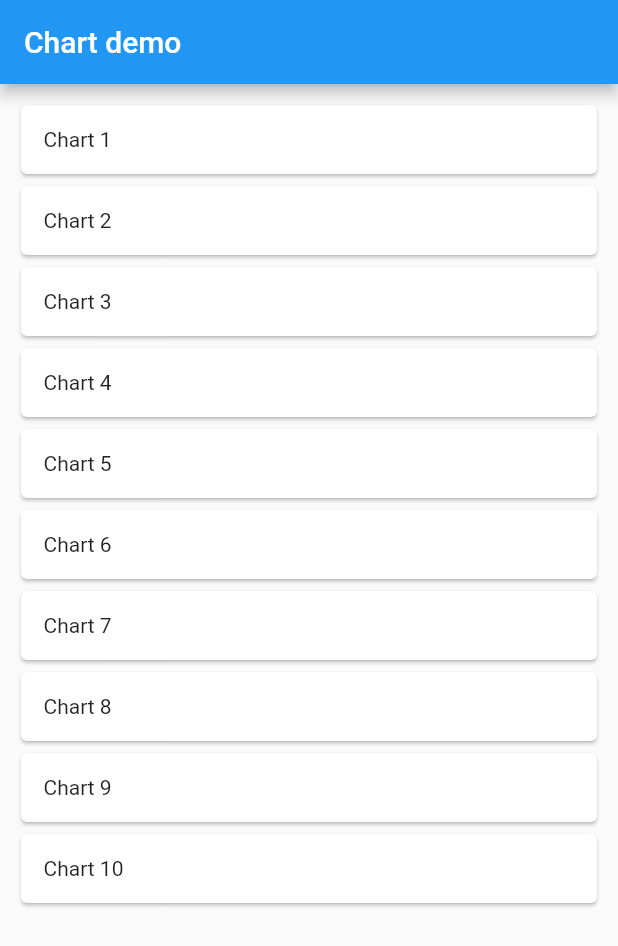
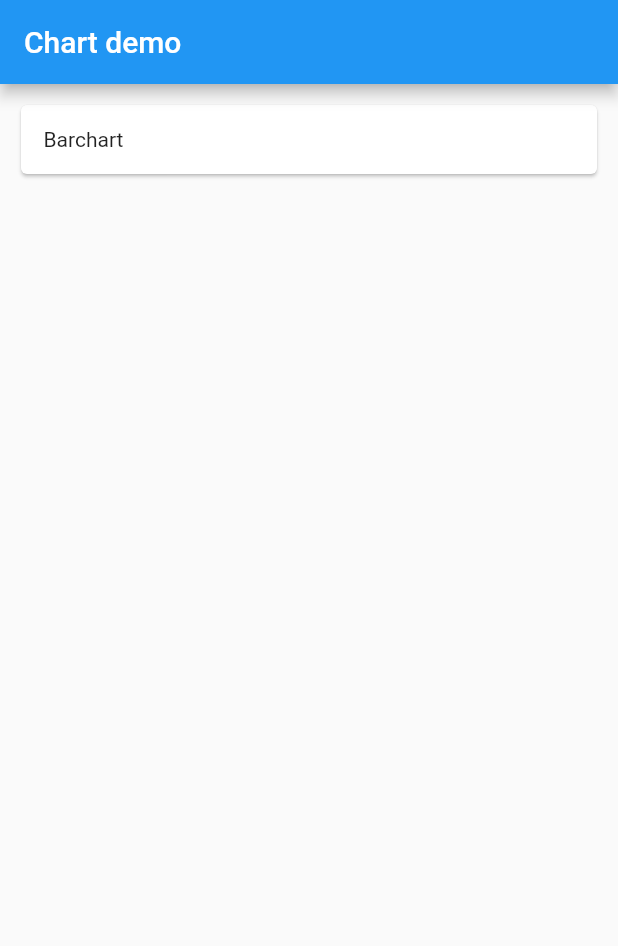
Before and after one commit to NTHungFitHcmus/chart, a Flutter app: the screen it shows after launch, on a phone screen of 412 x 824 dp. Shown: the top 946 px of the screen. Run offline on Flutter 3.47's test engine with Material 2 defaults, Android fonts, the phone set to English and light mode, and no system bars.

Commit message:
init barchart

```diff
--- a/chart_demo/lib/data/list_chart_data.dart
+++ b/chart_demo/lib/data/list_chart_data.dart
@@ -5,15 +5,6 @@ class ListChartModel {
 }
 
 List lstChart = [
-  ListChartModel(title: "Chart 1"),
-  ListChartModel(title: "Chart 2"),
-  ListChartModel(title: "Chart 3"),
-  ListChartModel(title: "Chart 4"),
-  ListChartModel(title: "Chart 5"),
-  ListChartModel(title: "Chart 6"),
-  ListChartModel(title: "Chart 7"),
-  ListChartModel(title: "Chart 8"),
-  ListChartModel(title: "Chart 9"),
-  ListChartModel(title: "Chart 10"),
+  ListChartModel(title: "Barchart"),
 
 ];
```
Also changed, not shown: chart_demo/lib/listChart/detail_chart/barchart_tab/tab1.dart (added, +17 -0 lines), chart_demo/lib/listChart/detail_chart/barchart_tab/tab2.dart (added, +17 -0 lines), chart_demo/lib/listChart/detail_chart/detail_chart.dart (+10 -6 lines), chart_demo/lib/listChart/detail_chart/tab1.dart (deleted, +0 -17 lines), chart_demo/lib/listChart/detail_chart/tab2.dart (deleted, +0 -17 lines).
